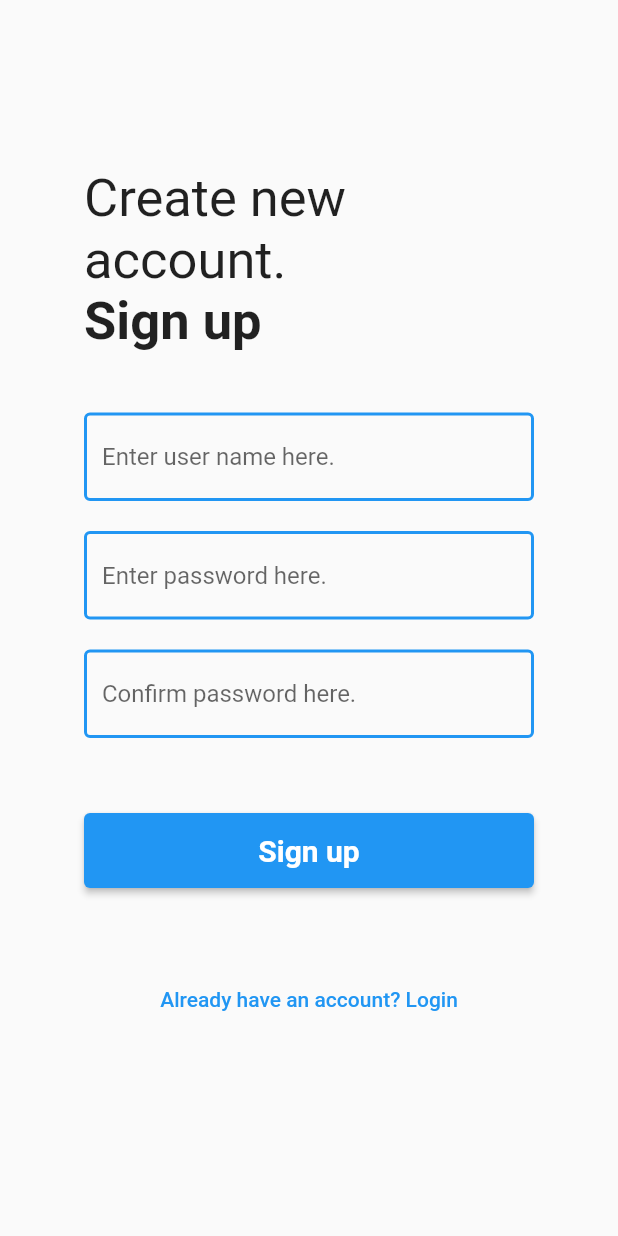
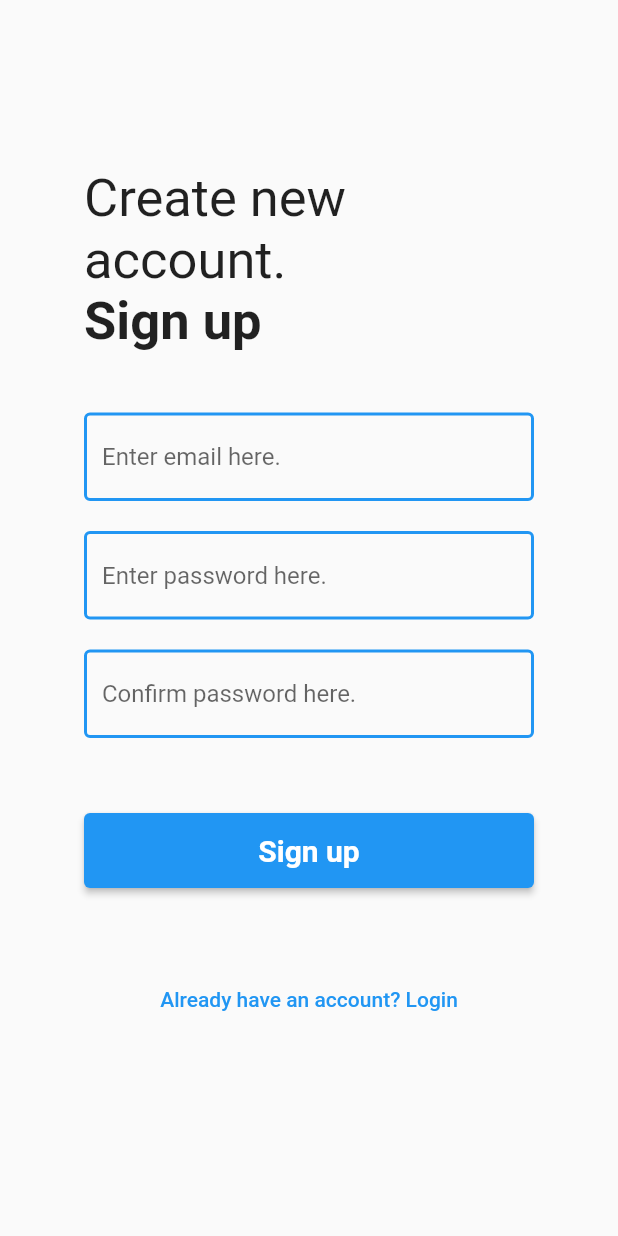
Before and after one commit to Zen-99/I-want, a Flutter app: the SignUp screen opened directly, after a tap on "Sign up", on a phone screen of 412 x 824 dp. Run offline on Flutter 3.47's test engine with Material 2 defaults, Android fonts, the phone set to English and light mode, and no system bars; our stand-ins replace carousel_slider, dropdown_button2, firebase_auth, firebase_core, flutter_profile_picture, image_picker and 1 more; missing offline and left inert: comment_box, flutter_timer_countdown; accounts and stored records are empty; network calls fail.

Commit message:
signup added

```diff
--- a/lib/screens/authentication/authenticatr.dart
+++ b/lib/screens/authentication/authenticatr.dart
@@ -1,6 +1,7 @@
 import "package:flutter/material.dart";
 import 'package:firebase_auth/firebase_auth.dart';
 import 'package:firebase_core/firebase_core.dart';
+import 'package:i_want/screens/authentication/signup.dart';
 import 'package:i_want/screens/home/home.dart';
 
 class Authenticate extends StatefulWidget {
@@ -134,9 +135,10 @@ class _AuthenticateState extends State<Authenticate> {
                       width: double.infinity,
                       child:TextButton(
                         onPressed: () {
-
+                          // Navigator.of(context).pushReplacement(MaterialPageRoute(builder: (context)=>SignUp()));
+                           Navigator.push(context,MaterialPageRoute(builder: (context) => const SignUp()));
                         },
-                        child: const Text('Do you have an account? Sign up now'),
+                        child: const Text("Don't you have an account? Sign up now"),
                       ),
                     ),
                   ],
--- a/lib/screens/authentication/signup.dart
+++ b/lib/screens/authentication/signup.dart
@@ -1,6 +1,9 @@
 import 'package:flutter/src/widgets/container.dart';
 import 'package:flutter/src/widgets/framework.dart';
 import "package:flutter/material.dart";
+import 'package:firebase_auth/firebase_auth.dart';
+import 'package:firebase_core/firebase_core.dart';
+import 'package:i_want/screens/authentication/authenticatr.dart';
 
 class SignUp extends StatefulWidget {
   const SignUp({super.key});
@@ -11,6 +14,30 @@ class SignUp extends StatefulWidget {
 
 class _SignUpState extends State<SignUp> {
   final _formkey = GlobalKey<FormState>();
+    TextEditingController _emailController=TextEditingController();
+    TextEditingController _passwordController=TextEditingController();
+    TextEditingController _confirmPasswordController=TextEditingController();
+    static Future<User?> signupUsingEmailPassword({required String email,required String password,required String confirmPassword,required BuildContext context}) async {
+    FirebaseAuth auth =FirebaseAuth.instance;
+    User?user;
+    try{
+      if(password!=confirmPassword){
+        print("Password doesn't match");
+      }else{
+        UserCredential response=await auth.createUserWithEmailAndPassword(email: email, password: password);
+        user=response.user;
+        print(response.user?.uid);
+      }
+    }on FirebaseAuthException catch(e){
+      if(e.code=="user-not-found"){
+        print("No user found");
+      }else{
+        print(e.code);
+      }
+    }
+    return user;
+  }
+
   @override
   Widget build(BuildContext context) {
         return Scaffold(
@@ -38,9 +65,9 @@ class _SignUpState extends State<SignUp> {
                     child: Column(
                       children: [
                         TextFormField(
-
+                          controller: _emailController,
                           decoration: InputDecoration(
-                            hintText: "Enter user name here.",
+                            hintText: "Enter email here.",
                             focusColor: Colors.blueGrey,
                             enabledBorder: OutlineInputBorder(
                               borderSide: BorderSide(
@@ -60,6 +87,7 @@ class _SignUpState extends State<SignUp> {
                         ),
                         SizedBox(height: 20),
                         TextFormField(
+                          controller: _passwordController,
                           decoration: InputDecoration(
                             hintText: "Enter password here.",
                             focusColor: Colors.blueGrey,
@@ -81,6 +109,7 @@ class _SignUpState extends State<SignUp> {
                         ),
                         SizedBox(height: 20),
                         TextFormField(
+                          controller: _confirmPasswordController,
                           decoration: InputDecoration(
                             hintText: "Confirm password here.",
                             focusColor: Colors.blueGrey,
@@ -106,18 +135,18 @@ class _SignUpState extends State<SignUp> {
                           height: 50,
                           child:ElevatedButton(
 
-                          onPressed: () {
-
-                          },
-                          child: const Text('Sign up',style: TextStyle(fontWeight: FontWeight.bold,fontSize: 20)),
-                        ),
+                            onPressed: () async{
+                              User?user=await signupUsingEmailPassword(email:_emailController.text, password: _passwordController.text,confirmPassword:_confirmPasswordController.text,context: context);
+                            },
+                            child: const Text('Sign up',style: TextStyle(fontWeight: FontWeight.bold,fontSize: 20)),
+                          ),
                         ),
                         SizedBox(height: 50),
                         Container(
                           width: double.infinity,
                           child:TextButton(
                             onPressed: () {
-
+                               Navigator.push(context,MaterialPageRoute(builder: (context) => const Authenticate()));
                             },
                             child: const Text('Already have an account? Login'),
                           ),
```
